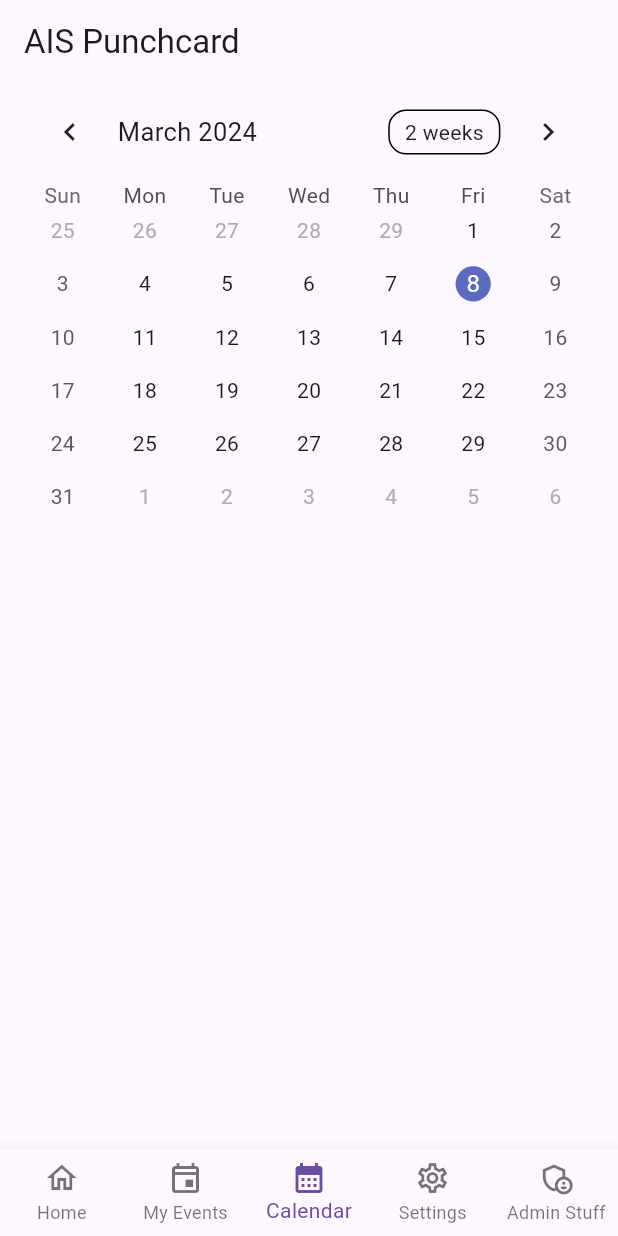
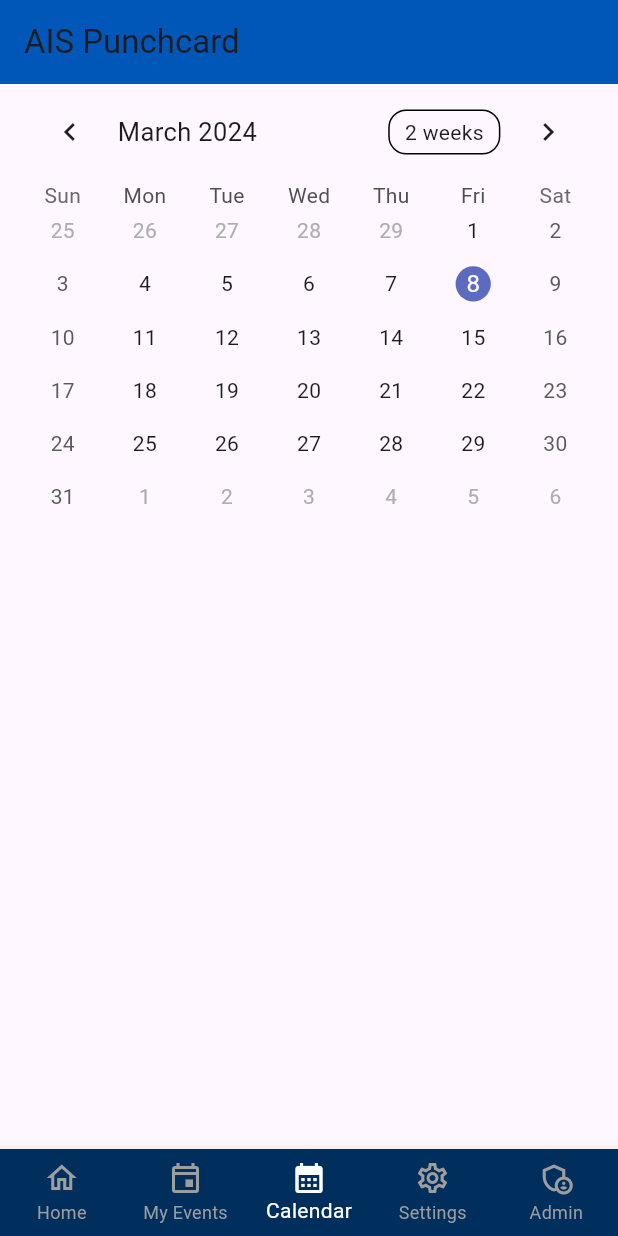
Before and after one commit to ckearl/ais-hackathon-2, a Flutter app: the screen it shows once a user with an empty profile is signed in, item 3 of the bottom bar chosen, on a phone screen of 412 x 824 dp. Run offline on Flutter 3.47's test engine with Material 3 defaults, Android fonts, the phone set to English and light mode, and no system bars; drawn by our look-alikes of table_calendar; our stand-ins replace firebase_auth, firebase_core, firebase_database, flutter_riverpod, social_login_buttons; accounts and stored records are empty.

Commit message:
Some color chages

```diff
--- a/lib/pages/home_page.dart
+++ b/lib/pages/home_page.dart
@@ -106,6 +106,7 @@ class _NavigationExampleState extends State<NavigationExample> {
     return Scaffold(
       appBar: AppBar(
         title: const Text("AIS Punchcard"),
+        backgroundColor: const Color.fromRGBO(0, 87, 184, 1),
       ),
       body: pages[_currentIndex],
       // For some reason, this padding needs to surround the bottom nav bar
@@ -113,6 +114,9 @@ class _NavigationExampleState extends State<NavigationExample> {
       bottomNavigationBar: Padding(
         padding: const EdgeInsets.fromLTRB(.0001, 0, .0001, 0),
         child: BottomNavigationBar(
+          backgroundColor: const Color.fromRGBO(0, 46, 93, 1),
+          unselectedItemColor: Colors.grey,
+          selectedItemColor: Colors.white,
           onTap: _onTabTapped,
           currentIndex: _currentIndex,
           type: BottomNavigationBarType.fixed,
@@ -141,7 +145,7 @@ class _NavigationExampleState extends State<NavigationExample> {
               const BottomNavigationBarItem(
                 activeIcon: Icon(Icons.admin_panel_settings),
                 icon: Icon(Icons.admin_panel_settings_outlined),
-                label: 'Admin Stuff',
+                label: 'Admin',
               ),
           ],
         ),
```
Also changed, not shown: lib/pages/login_page.dart (+0 -21 lines).
